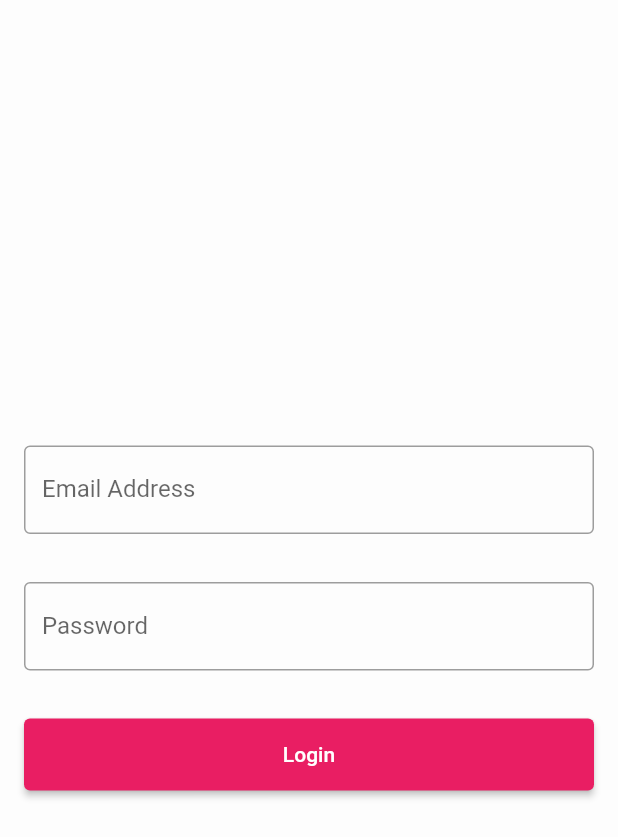
After one commit to vikasvmane/OptimumUseFlutter, a Flutter app: the screen it shows after launch, after a tap on "Login", on a phone screen of 412 x 824 dp. The commit adds this screen. Shown: the top 837 px of the screen. Run offline on Flutter 3.47's test engine with Material 2 defaults, Android fonts, the phone set to English and light mode, and no system bars.

Commit message:
UI : Splash and Login Screen

```diff
--- a/lib/main.dart
+++ b/lib/main.dart
@@ -1,4 +1,5 @@
 import 'package:flutter/material.dart';
+import 'package:optimum_use_flutter/ui/SplashScreen.dart';
 
 void main() {
   runApp(const MyApp());
@@ -22,9 +23,11 @@ class MyApp extends StatelessWidget {
           // or simply save your changes to "hot reload" in a Flutter IDE).
           // Notice that the counter didn't reset back to zero; the application
           // is not restarted.
-        primarySwatch: Colors.blue,
-      ),
-      home: const MyHomePage(title: 'Flutter Demo Home Page'),
+          primarySwatch: Colors.pink,
+          primaryColor: Colors.pink,
+          primaryColorDark: Colors.pinkAccent),
+      home: const SplashScreen(),
+      debugShowCheckedModeBanner: false,
     );
   }
 }
--- /dev/null
+++ b/lib/ui/LoginScreen.dart
@@ -0,0 +1,65 @@
+import 'package:flutter/material.dart';
+
+class LoginScreen extends StatefulWidget {
+  const LoginScreen({Key? key}) : super(key: key);
+
+  @override
+  State<StatefulWidget> createState() {
+    return _LoginState();
+  }
+}
+
+class _LoginState extends State {
+  TextEditingController emailController = TextEditingController();
+  TextEditingController passwordController = TextEditingController();
+
+  @override
+  Widget build(BuildContext context) {
+    return Scaffold(
+        body: Container(
+      color: Colors.white54,
+      child: Column(
+        mainAxisAlignment: MainAxisAlignment.center,
+        children: <Widget>[
+          Padding(
+              padding: const EdgeInsets.all(16),
+              child: TextFormField(
+                controller: emailController,
+                decoration: const InputDecoration(
+                  border: OutlineInputBorder(),
+                  labelText: "Email Address",
+                  hintText: "Email Address",
+                ),
+                keyboardType: TextInputType.emailAddress,
+              )),
+          Padding(
+              padding: const EdgeInsets.all(16),
+              child: TextField(
+                controller: passwordController,
+                decoration: const InputDecoration(
+                  border: OutlineInputBorder(),
+                  labelText: "Password",
+                  hintText: "Password",
+                ),
+                keyboardType: TextInputType.visiblePassword,
+                obscureText: true,
+              )),
+          Padding(
+              padding: const EdgeInsets.all(16),
+              child: SizedBox(
+                width: double.infinity,
+                height: 48,
+                child: ElevatedButton(
+                    onPressed: () {
+                      print("Password :: " +
+                          passwordController.text +
+                          " emailController::" +
+                          emailController.text);
+                    },
+                    child: const Text("Login")),
+              )),
+        ],
+      ),
+    ));
+  }
+}
--- /dev/null
+++ b/lib/ui/SplashScreen.dart
@@ -0,0 +1,37 @@
+import 'dart:async';
+
+import 'package:flutter/material.dart';
+
+import 'LoginScreen.dart';
+
+class SplashScreen extends StatefulWidget {
+  const SplashScreen({Key? key}) : super(key: key);
+
+  @override
+  State<StatefulWidget> createState() {
+    return _SplashScreen();
+  }
+}
+
+class _SplashScreen extends State {
+  @override
+  void initState() {
+    super.initState();
+    Timer(
+        const Duration(seconds: 4),
+        () => {
+              Navigator.of(context).pushReplacement(
+                  MaterialPageRoute(builder: (context) => const LoginScreen()))
+            });
+  }
+
+  @override
+  Widget build(BuildContext context) {
+    return const Scaffold(
+      backgroundColor: Colors.white,
+      body: Center(
+        child: Text("Splash Screen"),
+      ),
+    );
+  }
+}
```
Lines whose indentation alone changed are shown as unchanged.
